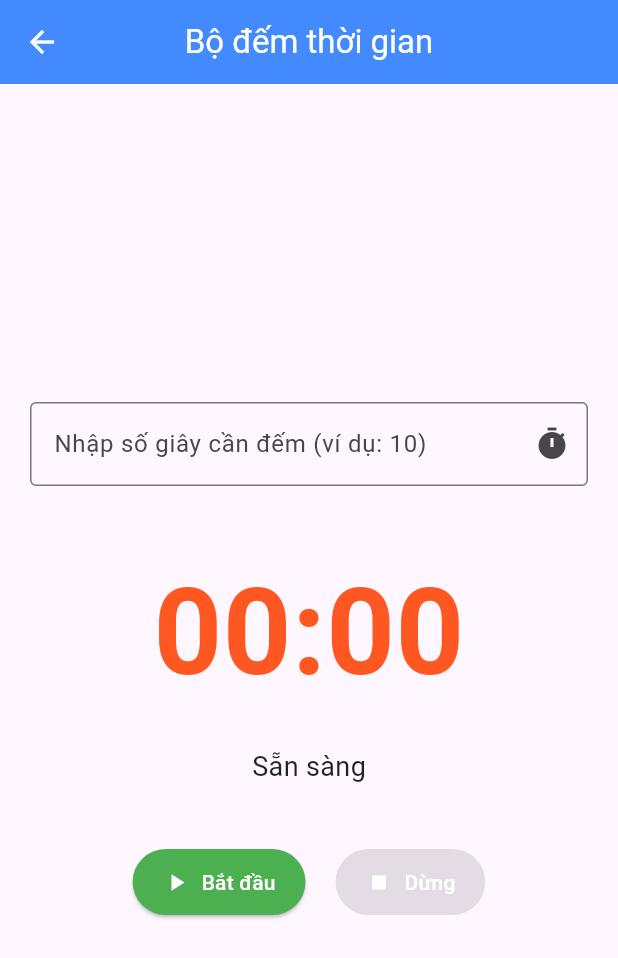
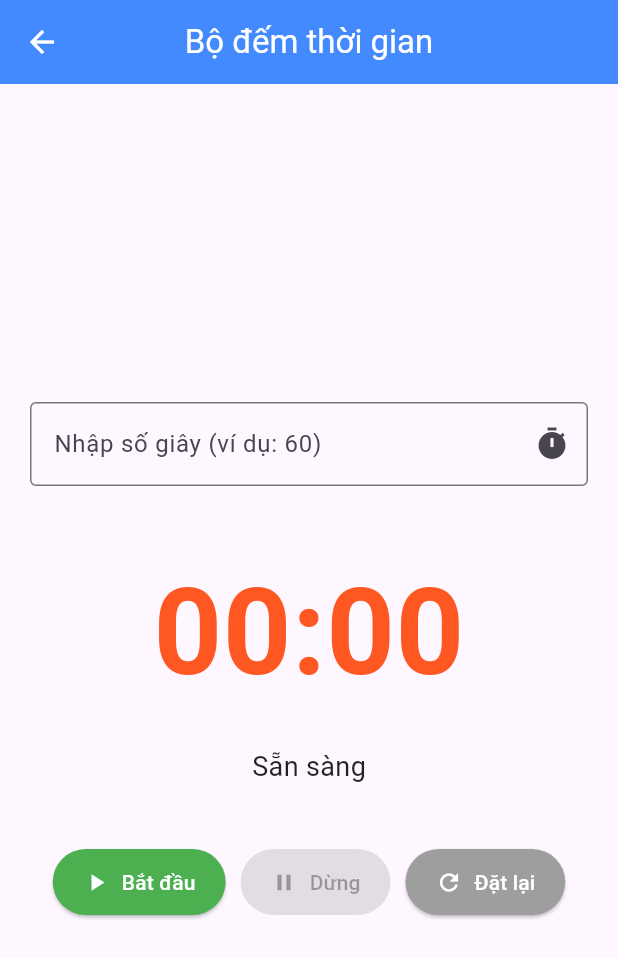
Before and after one commit to nhhtrann/my_flutter_exams, a Flutter app: the CountdownTimer screen opened directly, on a phone screen of 412 x 824 dp. Shown: the top 958 px of the screen. Run offline on Flutter 3.47's test engine with Material 3 defaults, Android fonts, the phone set to English and light mode, and no system bars; our stand-ins replace dio.

Commit message:
Cap nhat giao dien Trang chu

```diff
--- a/flutter_nhom6/lib/Countdown_Timer.dart
+++ b/flutter_nhom6/lib/Countdown_Timer.dart
@@ -1,5 +1,5 @@
 import 'package:flutter/material.dart';
-import 'dart:async'; // Cần import thư viện này để sử dụng Timer
+import 'dart:async';
 
 class CountdownTimer extends StatefulWidget {
   const CountdownTimer({super.key});
@@ -9,10 +9,8 @@ class CountdownTimer extends StatefulWidget {
 }
 
 class _CountdownTimerAppState extends State<CountdownTimer> {
-  // Gợi ý 1: Dùng TextEditingController cho ô nhập liệu
   final TextEditingController _inputController = TextEditingController();
 
-  // Biến trạng thái
   int _secondsRemaining = 0;
   Timer? _timer;
   String _statusMessage = 'Sẵn sàng';
@@ -20,7 +18,6 @@ class _CountdownTimerAppState extends State<CountdownTimer> {
 
   @override
   void dispose() {
-    // Gợi ý 3: Hủy Timer trong dispose() để tránh rò rỉ bộ nhớ
     _timer?.cancel();
     _inputController.dispose();
     super.dispose();
@@ -29,13 +26,9 @@ class _CountdownTimerAppState extends State<CountdownTimer> {
   // --- LOGIC ĐIỀU KHIỂN ---
 
   void _startTimer() {
-    // 1. Lấy giá trị đầu vào và kiểm tra hợp lệ
     final inputSeconds = int.tryParse(_inputController.text);
 
-    if (_isRunning) {
-      // Đang chạy, không làm gì cả
-      return;
-    }
+    if (_isRunning) return;
 
     if (inputSeconds == null || inputSeconds <= 0) {
       setState(() {
@@ -44,29 +37,23 @@ class _CountdownTimerAppState extends State<CountdownTimer> {
       return;
     }
 
-    // 2. Thiết lập trạng thái ban đầu
     setState(() {
       _secondsRemaining = inputSeconds;
       _isRunning = true;
       _statusMessage = 'Đang đếm ngược...';
     });
 
-    // 3. Gợi ý 2: Dùng Timer.periodic để đếm ngược
     _timer = Timer.periodic(const Duration(seconds: 1), (timer) {
       if (_secondsRemaining > 0) {
-        // Đếm ngược (mỗi giây giảm 1)
         setState(() {
           _secondsRemaining--;
         });
       } else {
-        // 4. Khi hết giờ: Hủy Timer và hiển thị thông báo
         timer.cancel();
         setState(() {
           _isRunning = false;
           _statusMessage = '🎉 Hết thời gian!';
         });
-
-        // Hiển thị thông báo (Dialog)
         _showFinishedDialog();
       }
     });
@@ -77,12 +64,21 @@ class _CountdownTimerAppState extends State<CountdownTimer> {
       _timer?.cancel();
       setState(() {
         _isRunning = false;
-        _statusMessage = 'Đã dừng ở $_secondsRemaining giây.';
+        _statusMessage = 'Đã tạm dừng.';
       });
     }
   }
 
-  // --- HIỂN THỊ HỘP THOẠI KHI HẾT GIỜ ---
+  // --- HÀM MỚI: RESET ---
+  void _resetTimer() {
+    _timer?.cancel(); // Dừng bộ đếm nếu đang chạy
+    setState(() {
+      _secondsRemaining = 0; // Về 0
+      _isRunning = false; // Tắt trạng thái chạy
+      _statusMessage = 'Sẵn sàng'; // Reset thông báo
+      _inputController.clear(); // Xóa ô nhập liệu
+    });
+  }
 
   void _showFinishedDialog() {
     showDialog(
@@ -95,12 +91,7 @@ class _CountdownTimerAppState extends State<CountdownTimer> {
             TextButton(
               onPressed: () {
                 Navigator.of(context).pop();
-                // Đặt lại trạng thái sau khi đóng dialog
-                setState(() {
-                  _statusMessage = 'Đã hoàn thành.';
-                  _secondsRemaining = 0;
-                  _inputController.clear();
-                });
+                _resetTimer(); // Tự động reset khi bấm OK
               },
               child: const Text('OK'),
             ),
@@ -110,9 +101,6 @@ class _CountdownTimerAppState extends State<CountdownTimer> {
     );
   }
 
-  // --- UI/GIAO DIỆN ---
-
-  // Định dạng thời gian hiển thị (MM:SS)
   String _formatTime(int totalSeconds) {
     final minutes = totalSeconds ~/ 60;
     final seconds = totalSeconds % 60;
@@ -129,6 +117,7 @@ class _CountdownTimerAppState extends State<CountdownTimer> {
         centerTitle: true,
       ),
       body: Center(
+        child: SingleChildScrollView( // Thêm ScrollView để tránh lỗi bàn phím che nút
           child: Padding(
             padding: const EdgeInsets.all(20.0),
             child: Column(
@@ -139,11 +128,11 @@ class _CountdownTimerAppState extends State<CountdownTimer> {
                   controller: _inputController,
                   keyboardType: TextInputType.number,
                   decoration: const InputDecoration(
-                  labelText: 'Nhập số giây cần đếm (ví dụ: 10)',
+                    labelText: 'Nhập số giây (ví dụ: 60)',
                     border: OutlineInputBorder(),
                     suffixIcon: Icon(Icons.timer),
                   ),
-                enabled: !_isRunning, // Không cho sửa khi đang chạy
+                  enabled: !_isRunning,
                 ),
                 const SizedBox(height: 40),
 
@@ -161,29 +150,47 @@ class _CountdownTimerAppState extends State<CountdownTimer> {
                 ),
                 const SizedBox(height: 40),
 
-              // NÚT BẤM
-              Row(
-                mainAxisAlignment: MainAxisAlignment.center,
+                // HÀNG CÁC NÚT BẤM
+                Wrap( // Dùng Wrap thay Row để tự xuống dòng nếu màn hình nhỏ
+                  spacing: 10, // Khoảng cách ngang
+                  runSpacing: 10, // Khoảng cách dọc
+                  alignment: WrapAlignment.center,
                   children: [
                     // Nút BẮT ĐẦU
                     ElevatedButton.icon(
-                    onPressed: _isRunning ? null : _startTimer, // Bị vô hiệu hóa khi đang chạy
-                    icon: const Icon(Icons.play_arrow, color: Colors.white),
-                    label: const Text('Bắt đầu', style: TextStyle(color: Colors.white)),
+                      onPressed: _isRunning ? null : _startTimer,
+                      icon: const Icon(Icons.play_arrow),
+                      label: const Text('Bắt đầu'),
                       style: ElevatedButton.styleFrom(
                         backgroundColor: Colors.green,
+                        foregroundColor: Colors.white,
                         padding: const EdgeInsets.symmetric(horizontal: 20, vertical: 12),
                       ),
                     ),
-                  const SizedBox(width: 20),
 
                     // Nút DỪNG
                     ElevatedButton.icon(
-                    onPressed: _isRunning ? _stopTimer : null, // Chỉ hoạt động khi đang chạy
-                    icon: const Icon(Icons.stop, color: Colors.white),
-                    label: const Text('Dừng', style: TextStyle(color: Colors.white)),
+                      onPressed: _isRunning ? _stopTimer : null,
+                      icon: const Icon(Icons.pause),
+                      label: const Text('Dừng'),
                       style: ElevatedButton.styleFrom(
-                      backgroundColor: Colors.redAccent,
+                        backgroundColor: Colors.orange, // Đổi màu cam cho dễ nhìn
+                        foregroundColor: Colors.white,
+                        padding: const EdgeInsets.symmetric(horizontal: 20, vertical: 12),
+                      ),
+                    ),
+
+                    // --- NÚT RESET (MỚI) ---
+                    ElevatedButton.icon(
+                      onPressed: () {
+                        // Cho phép reset kể cả khi đang chạy hoặc đã dừng
+                        _resetTimer();
+                      },
+                      icon: const Icon(Icons.refresh),
+                      label: const Text('Đặt lại'),
+                      style: ElevatedButton.styleFrom(
+                        backgroundColor: Colors.grey, // Màu xám để phân biệt
+                        foregroundColor: Colors.white,
                         padding: const EdgeInsets.symmetric(horizontal: 20, vertical: 12),
                       ),
                     ),
@@ -193,6 +200,7 @@ class _CountdownTimerAppState extends State<CountdownTimer> {
             ),
           ),
         ),
+      ),
     );
   }
 }
```
Also changed, not shown: flutter_nhom6/lib/myplace.dart (+58 -29 lines). Lines whose indentation alone changed are shown as unchanged.
